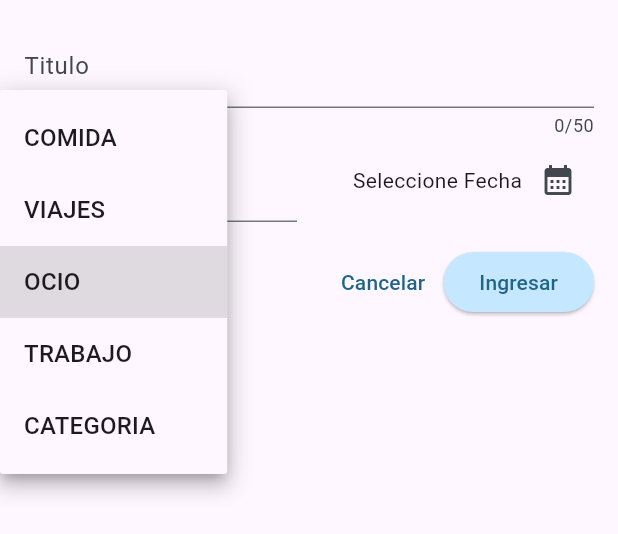
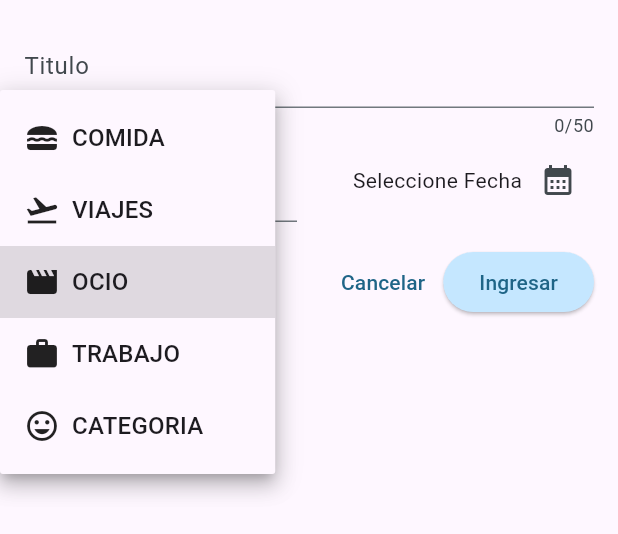
Before and after one commit to cvlciifer/app_wallet, a Flutter app: the NewExpense widget shown alone on an empty page, opened directly with empty values, after a tap on "OCIO", on a phone screen of 412 x 824 dp. Shown: the top 534 px of the screen. Run offline on Flutter 3.47's test engine with Material 3 defaults, Android fonts, the phone set to English and light mode, and no system bars; our stand-ins replace cloud_firestore, firebase_core, fl_chart; accounts and stored records are empty.

Commit message:
add iconos, filtros

```diff
--- a/lib/widgets/new_expense.dart
+++ b/lib/widgets/new_expense.dart
@@ -1,8 +1,6 @@
 import 'dart:io';
-
 import 'package:flutter/cupertino.dart';
 import 'package:flutter/material.dart';
-
 import 'package:app_wallet/models/expense.dart';
 
 class NewExpense extends StatefulWidget {
@@ -74,8 +72,7 @@ class _NewExpenseState extends State<NewExpense> {
   }
 
   void _submitExpenseData() {
-    final enteredAmount = double.tryParse(_amountController
-        .text); // tryParse('Hello') => null, tryParse('1.12') => 1.12
+    final enteredAmount = double.tryParse(_amountController.text);
     final amountIsInvalid = enteredAmount == null || enteredAmount <= 0;
     if (_titleController.text.trim().isEmpty ||
         amountIsInvalid ||
@@ -151,22 +148,24 @@ class _NewExpenseState extends State<NewExpense> {
                   ),
                 if (width >= 600)
                   Row(children: [
-                    DropdownButton(
+                    DropdownButton<Category>(
                       value: _selectedCategory,
                       items: Category.values
-                          .map(
-                            (category) => DropdownMenuItem(
+                          .map((category) => DropdownMenuItem<Category>(
                                 value: category,
-                              child: Text(
+                                child: Row(
+                                  children: [
+                                    Icon(categoryIcons[category]), // Icono
+                                    const SizedBox(width: 8),
+                                    Text(
                                       category.name.toUpperCase(),
                                     ),
+                                  ],
                                 ),
-                          )
+                              ))
                           .toList(),
                       onChanged: (value) {
-                        if (value == null) {
-                          return;
-                        }
+                        if (value == null) return;
                         setState(() {
                           _selectedCategory = value;
                         });
@@ -246,22 +245,24 @@ class _NewExpenseState extends State<NewExpense> {
                 else
                   Row(
                     children: [
-                      DropdownButton(
+                      DropdownButton<Category>(
                         value: _selectedCategory,
                         items: Category.values
-                            .map(
-                              (category) => DropdownMenuItem(
+                            .map((category) => DropdownMenuItem<Category>(
                                   value: category,
-                                child: Text(
+                                  child: Row(
+                                    children: [
+                                      Icon(categoryIcons[category]), // Icono
+                                      const SizedBox(width: 8),
+                                      Text(
                                         category.name.toUpperCase(),
                                       ),
+                                    ],
                                   ),
-                            )
+                                ))
                             .toList(),
                         onChanged: (value) {
-                          if (value == null) {
-                            return;
-                          }
+                          if (value == null) return;
                           setState(() {
                             _selectedCategory = value;
                           });
```
Also changed, not shown: lib/screens/expenses.dart (+56 -54 lines), lib/screens/filtros.dart (+18 -20 lines). Lines whose indentation alone changed are shown as unchanged.
